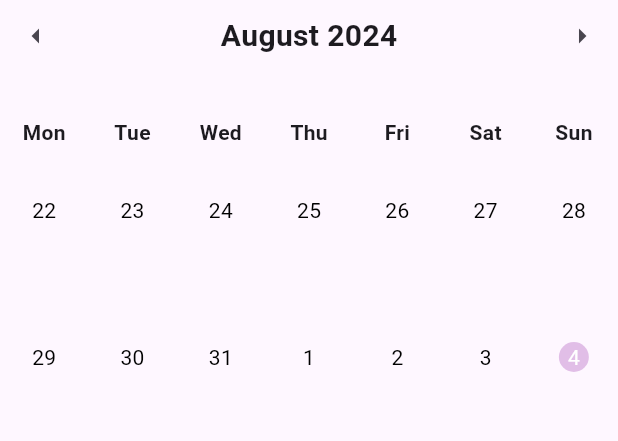
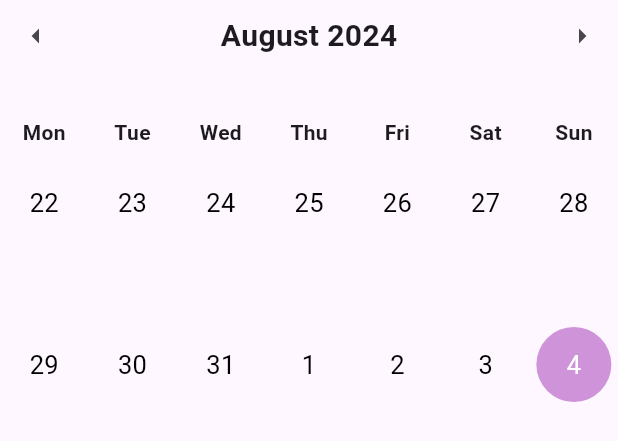
Before and after one commit to clairew99/GiutGiot, a Flutter app: the CalendarWidget widget shown alone on an empty page, opened directly, on a phone screen of 412 x 824 dp. Shown: the top 441 px of the screen. Run offline on Flutter 3.47's test engine with Material 3 defaults, Android fonts, the phone set to English and light mode, and no system bars; our stand-ins replace permission_handler, sensors, speech_to_text; missing offline and left inert: flutter_sound, tflite_flutter.

Commit message:
Feature/28 모션버튼수정

```diff
--- a/lib/screen/s_calendar.dart
+++ b/lib/screen/s_calendar.dart
@@ -1,5 +1,7 @@
 import 'package:flutter/material.dart';
-import '../widget/w_calendar.build.dart';
+
+import '../screen_build/s_calendar.build.dart';
+// import '../widget/w_calendar.build.dart';
 
 class CalendarScreen extends StatelessWidget {
   const CalendarScreen({Key? key}) : super(key: key);
--- a/lib/screen_build/s_calendar.build.dart
+++ b/lib/screen_build/s_calendar.build.dart
@@ -19,7 +19,10 @@ class CalendarContent extends StatelessWidget {
         // 메인 콘텐츠
         Padding(
           padding: const EdgeInsets.all(16.0),
-          child: CalendarWidget(),
+          child: Padding(
+            padding: const EdgeInsets.only(top: 100.0), // 여기서 상단 여백 추가
+            child: CalendarWidget(),
+          ),
         ),
         Positioned(
           bottom: 20,
--- a/lib/widget/function/w_calendar.dart
+++ b/lib/widget/function/w_calendar.dart
@@ -13,7 +13,7 @@ class _CalendarWidgetState extends State<CalendarWidget> {
 
   List<DateTime> _getDatesForTwoWeeks(DateTime baseDate) {
     List<DateTime> dates = [];
-    // 현재 주의 첫 번째 날로 설정하고 한 주를 뺍니다.
+    // 현재 주의 첫 번째 날로 설정하고 한 주 빼기
     DateTime startDate = baseDate.subtract(Duration(days: baseDate.weekday + 6));
     for (int i = 0; i < 14; i++) {
       dates.add(startDate.add(Duration(days: i)));
@@ -56,11 +56,14 @@ class _CalendarWidgetState extends State<CalendarWidget> {
         });
       },
       child: Container(
+        // 날짜 원의 크기
+        width: isToday ? 50.0 : 50.0,
+        height: isToday ? 50.0 : 50.0,
         margin: EdgeInsets.all(4),
         decoration: BoxDecoration(
           shape: BoxShape.circle,
           color: isToday
-              ? Colors.purple[100]
+              ? Colors.purple[200]
               : isSelected
               ? Colors.purple[50]
               : Colors.transparent,
@@ -70,6 +73,7 @@ class _CalendarWidgetState extends State<CalendarWidget> {
           DateFormat.d().format(date),
           style: TextStyle(
             color: isToday ? Colors.white : Colors.black,
+            fontSize: 17,
           ),
         ),
       ),
@@ -120,7 +124,6 @@ class _CalendarWidgetState extends State<CalendarWidget> {
                 ),
               ],
             ),
-            SizedBox(height: 20), // 요일과 첫 번째 주 사이의 간격
             Table(
               defaultVerticalAlignment: TableCellVerticalAlignment.middle,
               children: [
@@ -131,7 +134,7 @@ class _CalendarWidgetState extends State<CalendarWidget> {
                 ),
               ],
             ),
-            SizedBox(height: 70), // 첫 번째 주와 두 번째 주 사이의 간격
+            SizedBox(height: 50), // 첫 번째 주와 두 번째 주 사이의 간격
             Table(
               defaultVerticalAlignment: TableCellVerticalAlignment.middle,
               children: [
--- a/pubspec.yaml
+++ b/pubspec.yaml
@@ -10,7 +10,6 @@ environment:
 dependencies:
   flutter:
     sdk: flutter
-  table_calendar: ^3.0.6
   intl: ^0.17.0
 
 
```
Also changed, not shown: lib/widget/button/bt_motion.dart (+57 -20 lines), pubspec.lock.
